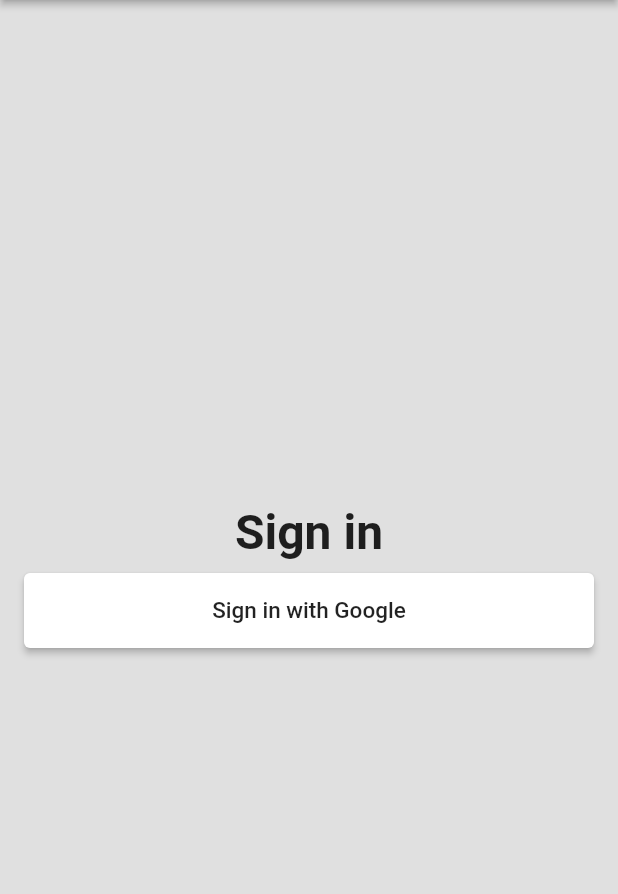
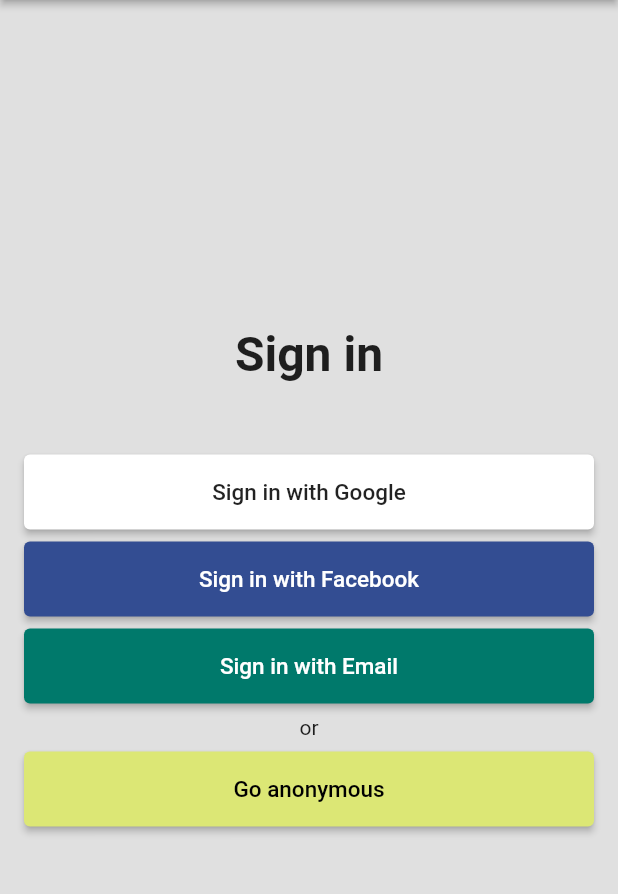
Before and after one commit to sunimalherath/time_tracker_flutter_course, a Flutter app: the screen it shows after launch, on a phone screen of 412 x 824 dp, the part 84-978 px from its top. Run offline on Flutter 3.47's test engine with Material 2 defaults, Android fonts, the phone set to English and light mode, and no system bars.

Commit message:
adding rest of the buttons

```diff
--- a/lib/app/sign_in/sign_in_page.dart
+++ b/lib/app/sign_in/sign_in_page.dart
@@ -31,13 +31,40 @@ class SignInPage extends StatelessWidget {
               fontWeight: FontWeight.w600,
             ),
           ),
-          const SizedBox(height: 8.0),
+          const SizedBox(height: 48.0),
           SignInButton(
             text: 'Sign in with Google',
             textColor: Colors.black87,
             onPressed: (){},
             color: Colors.white,
           ),
+          const SizedBox(height: 8.0,),
+          SignInButton(
+            text: 'Sign in with Facebook',
+            textColor: Colors.white,
+            onPressed: (){},
+            color: const Color(0xFF334D92),
+          ),
+          const SizedBox(height: 8.0,),
+          SignInButton(
+            text: 'Sign in with Email',
+            textColor: Colors.white,
+            onPressed: (){},
+            color: Colors.teal.shade700,
+          ),
+          const SizedBox(height: 8.0),
+          const Text(
+              'or',
+            style: TextStyle(fontSize: 14.0, color: Colors.black87),
+            textAlign: TextAlign.center,
+          ),
+          const SizedBox(height: 8.0),
+          SignInButton(
+            text: 'Go anonymous',
+            textColor: Colors.black,
+            onPressed: (){},
+            color: Colors.lime.shade300,
+          ),
         ],
       ),
     );
```
